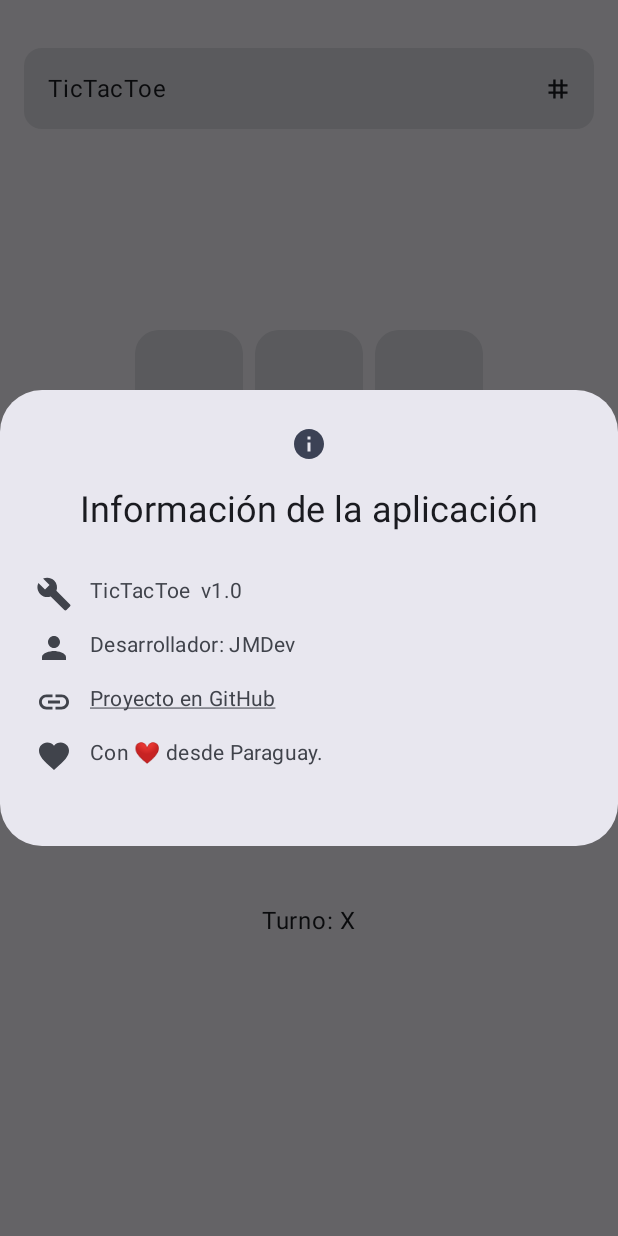
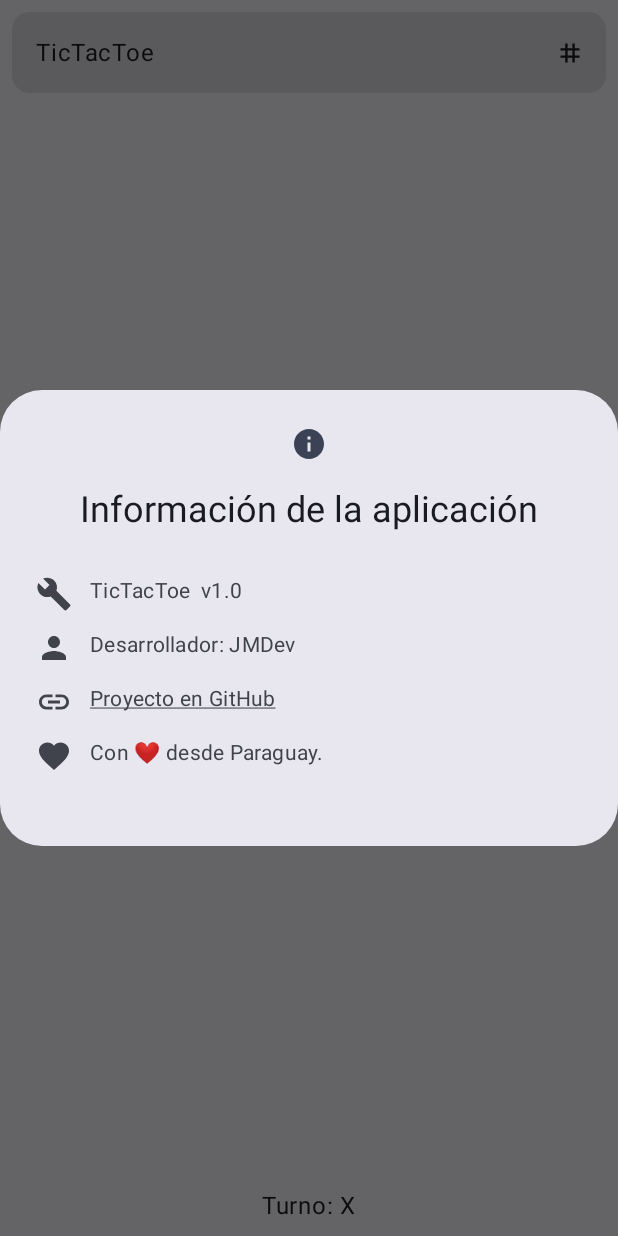
Before and after one commit to juanmadev5/TicTacToe, an Android app built with Jetpack Compose: the screen it shows after launch (MainActivity), after a tap on "App icon", on a phone screen of 412 x 824 dp. Run offline under Robolectric (Android 15) with nearby library versions, the phone set to English and light mode, and no system bars; our stand-ins replace accompanist.

Commit message:
Minor UI corrections

```diff
--- a/app/src/main/AndroidManifest.xml
+++ b/app/src/main/AndroidManifest.xml
@@ -14,11 +14,12 @@
         android:appCategory="game"
         tools:targetApi="31">
         <activity
+            android:screenOrientation="portrait"
             android:enableOnBackInvokedCallback="true"
             android:name=".MainActivity"
             android:exported="true"
             android:theme="@style/Theme.TicTacToe"
-            tools:ignore="UnusedAttribute">
+            tools:ignore="DiscouragedApi,LockedOrientationActivity,UnusedAttribute">
             <intent-filter>
                 <action android:name="android.intent.action.MAIN" />
 
--- a/app/src/main/java/com/jmdev/app/tictactoe/ui/theme/components/AppBar.kt
+++ b/app/src/main/java/com/jmdev/app/tictactoe/ui/theme/components/AppBar.kt
@@ -25,7 +25,7 @@ fun AppBar(showDialog: MutableState<Boolean>) {
         modifier = Modifier
             .fillMaxWidth()
             .height(70.dp)
-            .padding(top = 16.dp)
+            .padding(8.dp)
     ) {
         Row(
             modifier = Modifier.fillMaxSize(),
--- a/app/src/main/java/com/jmdev/app/tictactoe/ui/theme/screens/TicTacToeScreen.kt
+++ b/app/src/main/java/com/jmdev/app/tictactoe/ui/theme/screens/TicTacToeScreen.kt
@@ -1,6 +1,5 @@
 package com.jmdev.app.tictactoe.ui.theme.screens
 
-import android.annotation.SuppressLint
 import android.content.Intent
 import android.net.Uri
 import androidx.compose.foundation.clickable
@@ -11,13 +10,10 @@ import androidx.compose.foundation.layout.Row
 import androidx.compose.foundation.layout.Spacer
 import androidx.compose.foundation.layout.fillMaxSize
 import androidx.compose.foundation.layout.fillMaxWidth
-import androidx.compose.foundation.layout.height
 import androidx.compose.foundation.layout.padding
 import androidx.compose.foundation.layout.size
 import androidx.compose.foundation.layout.wrapContentHeight
-import androidx.compose.foundation.rememberScrollState
 import androidx.compose.foundation.shape.RoundedCornerShape
-import androidx.compose.foundation.verticalScroll
 import androidx.compose.material.icons.Icons
 import androidx.compose.material.icons.filled.Build
 import androidx.compose.material.icons.filled.Favorite
@@ -26,10 +22,8 @@ import androidx.compose.material.icons.filled.Person
 import androidx.compose.material3.AlertDialog
 import androidx.compose.material3.Button
 import androidx.compose.material3.Card
-import androidx.compose.material3.ExperimentalMaterial3Api
 import androidx.compose.material3.Icon
 import androidx.compose.material3.MaterialTheme
-import androidx.compose.material3.Scaffold
 import androidx.compose.material3.Surface
 import androidx.compose.material3.Text
 import androidx.compose.runtime.Composable
@@ -39,10 +33,10 @@ import androidx.compose.ui.Alignment
 import androidx.compose.ui.Modifier
 import androidx.compose.ui.draw.clip
 import androidx.compose.ui.platform.LocalContext
+import androidx.compose.ui.res.dimensionResource
 import androidx.compose.ui.res.painterResource
 import androidx.compose.ui.res.stringResource
 import androidx.compose.ui.text.style.TextDecoration
-import androidx.compose.ui.unit.dp
 import androidx.core.content.ContextCompat.startActivity
 import androidx.lifecycle.viewmodel.compose.viewModel
 import com.jmdev.app.tictactoe.GameViewModel
@@ -50,8 +44,6 @@ import com.jmdev.app.tictactoe.R
 import com.jmdev.app.tictactoe.ui.theme.TicTacToeTheme
 import com.jmdev.app.tictactoe.ui.theme.components.AppBar
 
-@ExperimentalMaterial3Api
-@SuppressLint("UnusedMaterial3ScaffoldPaddingParameter")
 @Composable
 fun TicTacToeApp() {
     val context = LocalContext.current
@@ -64,21 +56,16 @@ fun TicTacToeApp() {
             modifier = Modifier.fillMaxSize(),
             color = MaterialTheme.colorScheme.background
         ) {
-            Scaffold(
-                content = {
-                    Column(
-                        modifier = Modifier
-                            .fillMaxSize()
-                            .verticalScroll(rememberScrollState())
-                            .padding(16.dp),
-                        verticalArrangement = Arrangement.Top,
-                        horizontalAlignment = Alignment.CenterHorizontally
+            Box(
+                modifier = Modifier.fillMaxSize()
             ) {
                 AppBar(showDialog)
                 Box(
                     modifier = Modifier
                         .fillMaxWidth()
-                                .height(500.dp),
+                        .wrapContentHeight()
+                        .padding(dimensionResource(id = R.dimen.mid_padding))
+                        .align(Alignment.Center),
                     contentAlignment = Alignment.Center
                 ) {
                     Column(
@@ -89,9 +76,9 @@ fun TicTacToeApp() {
                                 for (col in board[row].indices) {
                                     Box(
                                         modifier = Modifier
-                                                    .size(80.dp)
-                                                    .padding(4.dp)
-                                                    .clip(RoundedCornerShape(14.dp))
+                                            .size(dimensionResource(id = R.dimen.box_size))
+                                            .padding(dimensionResource(id = R.dimen.small_padding))
+                                            .clip(RoundedCornerShape(dimensionResource(id = R.dimen.default_corner_shape)))
                                             .clickable {
                                                 gameViewModel.makeMove(row, col)
                                             },
@@ -101,7 +88,7 @@ fun TicTacToeApp() {
                                             modifier = Modifier
                                                 .fillMaxSize()
                                                 .clip(
-                                                            RoundedCornerShape(16.dp)
+                                                    RoundedCornerShape(dimensionResource(id = R.dimen.default_padding))
                                                 )
                                         ) {
                                             Box(
@@ -122,12 +109,13 @@ fun TicTacToeApp() {
                     }
                 }
 
-                        Spacer(modifier = Modifier.height(16.dp))
                 Text(
                     text = stringResource(R.string.turn) + gameViewModel.currentPlayer.value,
-                            color = MaterialTheme.colorScheme.onSurface
+                    color = MaterialTheme.colorScheme.onSurface,
+                    modifier = Modifier
+                        .align(Alignment.BottomCenter)
+                        .padding(bottom = dimensionResource(id = R.dimen.default_padding))
                 )
-                        Spacer(modifier = Modifier.height(16.dp))
                 if (result.isNotEmpty()) {
                     Text(
                         text = when (result) {
@@ -136,10 +124,16 @@ fun TicTacToeApp() {
                             else -> stringResource(R.string.tie)
                         },
                         style = MaterialTheme.typography.bodyMedium,
-                                color = MaterialTheme.colorScheme.onSurface
+                        color = MaterialTheme.colorScheme.onSurface,
+                        modifier = Modifier
+                            .align(Alignment.BottomCenter)
+                            .padding(bottom = dimensionResource(id = R.dimen.large_padding))
                     )
-                            Spacer(modifier = Modifier.height(16.dp))
-                            Button(onClick = { gameViewModel.resetGame() }) {
+                    Button(
+                        onClick = { gameViewModel.resetGame() },
+                        modifier = Modifier
+                            .align(Alignment.BottomCenter)
+                    ) {
                         Text(text = stringResource(R.string.restart))
                     }
                 }
@@ -149,13 +143,13 @@ fun TicTacToeApp() {
                         icon = {
                             Icon(
                                 imageVector = Icons.Filled.Info,
-                                        contentDescription = "info"
+                                contentDescription = stringResource(R.string.info_alt)
                             )
                         },
                         title = { Text(text = stringResource(R.string.app_info)) },
                         text = {
                             Column(Modifier.wrapContentHeight()) {
-                                        Spacer(modifier = Modifier.padding(top = 12.dp))
+                                Spacer(modifier = Modifier.padding(top = dimensionResource(id = R.dimen.special_padding)))
                                 Row(
                                     Modifier
                                         .fillMaxWidth()
@@ -165,10 +159,10 @@ fun TicTacToeApp() {
                                         imageVector = Icons.Filled.Build,
                                         contentDescription = stringResource(R.string.app_ver)
                                     )
-                                            Spacer(modifier = Modifier.padding(start = 12.dp))
+                                    Spacer(modifier = Modifier.padding(start = dimensionResource(id = R.dimen.special_padding)))
                                     Text(text = stringResource(id = R.string.app_name) + "  v1.0")
                                 }
-                                        Spacer(modifier = Modifier.padding(top = 12.dp))
+                                Spacer(modifier = Modifier.padding(top = dimensionResource(id = R.dimen.special_padding)))
                                 Row(
                                     Modifier
                                         .fillMaxWidth()
@@ -178,10 +172,10 @@ fun TicTacToeApp() {
                                         imageVector = Icons.Filled.Person,
                                         contentDescription = stringResource(R.string.developer)
                                     )
-                                            Spacer(modifier = Modifier.padding(start = 12.dp))
+                                    Spacer(modifier = Modifier.padding(start = dimensionResource(id = R.dimen.special_padding)))
                                     Text(text = stringResource(R.string.dev_name))
                                 }
-                                        Spacer(modifier = Modifier.padding(top = 12.dp))
+                                Spacer(modifier = Modifier.padding(top = dimensionResource(id = R.dimen.special_padding)))
                                 Row(
                                     Modifier
                                         .fillMaxWidth()
@@ -191,7 +185,7 @@ fun TicTacToeApp() {
                                         painter = painterResource(id = R.drawable.baseline_insert_link_24),
                                         contentDescription = stringResource(R.string.git_hub)
                                     )
-                                            Spacer(modifier = Modifier.padding(start = 12.dp))
+                                    Spacer(modifier = Modifier.padding(start = dimensionResource(id = R.dimen.special_padding)))
                                     Text(
                                         text = stringResource(R.string.proyect_in_github),
                                         modifier = Modifier.clickable {
@@ -204,7 +198,7 @@ fun TicTacToeApp() {
                                         textDecoration = TextDecoration.Underline
                                     )
                                 }
-                                        Spacer(modifier = Modifier.padding(top = 12.dp))
+                                Spacer(modifier = Modifier.padding(top = dimensionResource(id = R.dimen.special_padding)))
                                 Row(
                                     Modifier
                                         .fillMaxWidth()
@@ -214,7 +208,7 @@ fun TicTacToeApp() {
                                         imageVector = Icons.Filled.Favorite,
                                         contentDescription = stringResource(R.string.love_from_paraguay)
                                     )
-                                            Spacer(modifier = Modifier.padding(start = 12.dp))
+                                    Spacer(modifier = Modifier.padding(start = dimensionResource(id = R.dimen.special_padding)))
                                     Text(text = stringResource(R.string.with_heart))
                                 }
                             }
@@ -226,7 +220,5 @@ fun TicTacToeApp() {
                 }
             }
         }
-            )
     }
 }
-}
--- /dev/null
+++ b/app/src/main/res/values/dimen.xml
@@ -0,0 +1,10 @@
+<?xml version="1.0" encoding="utf-8"?>
+<resources>
+    <dimen name="small_padding">4dp</dimen>
+    <dimen name="default_padding">8dp</dimen>
+    <dimen name="mid_padding">16dp</dimen>
+    <dimen name="large_padding">50dp</dimen>
+    <dimen name="default_corner_shape">14dp</dimen>
+    <dimen name="box_size">80dp</dimen>
+    <dimen name="special_padding">12dp</dimen>
+</resources>
--- a/app/src/main/res/values/strings.xml
+++ b/app/src/main/res/values/strings.xml
@@ -14,4 +14,5 @@
     <string name="proyect_in_github">Proyecto en GitHub</string>
     <string name="love_from_paraguay">Con amor desde Paraguay</string>
     <string name="with_heart">Con  ❤️  desde Paraguay.</string>
+    <string name="info_alt" translatable="false">info</string>
 </resources>
--- a/build.gradle
+++ b/build.gradle
@@ -1,6 +1,6 @@
 // Top-level build file where you can add configuration options common to all sub-projects/modules.
 plugins {
-    id 'com.android.application' version '8.1.0' apply false
-    id 'com.android.library' version '8.1.0' apply false
+    id 'com.android.application' version '8.3.1' apply false
+    id 'com.android.library' version '8.3.1' apply false
     id 'org.jetbrains.kotlin.android' version '1.7.20' apply false
 }
```
Also changed, not shown: app/build.gradle (+8 -9 lines), app/src/main/java/com/jmdev/app/tictactoe/GameViewModel.kt (+5 -10 lines), gradle/wrapper/gradle-wrapper.properties. Lines whose indentation alone changed are shown as unchanged.
